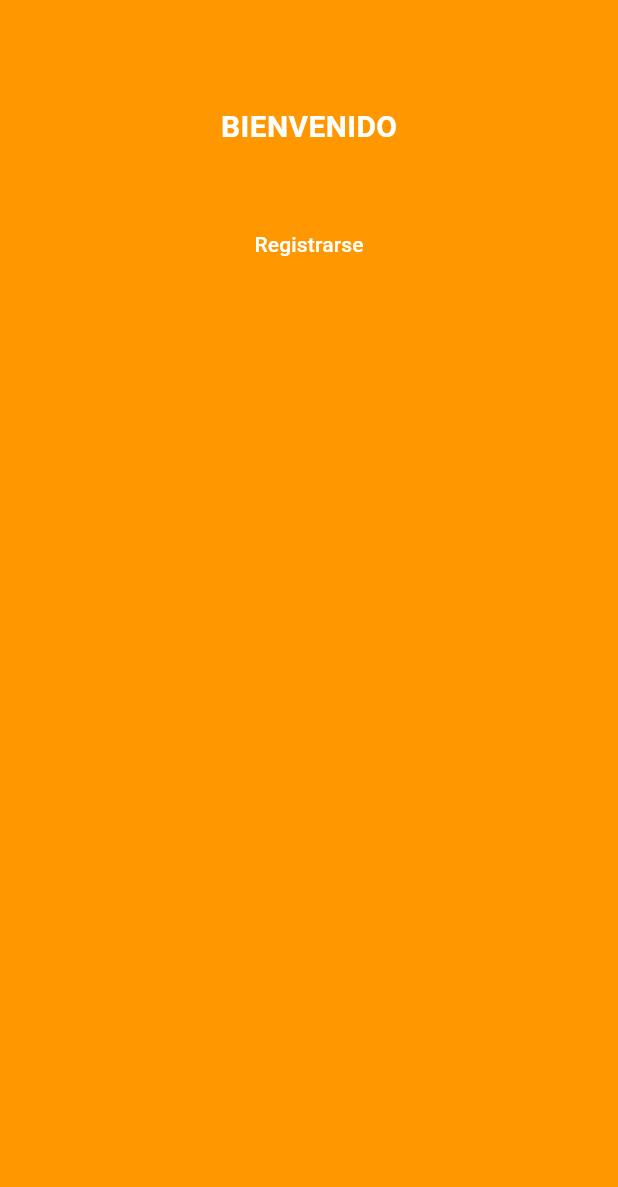
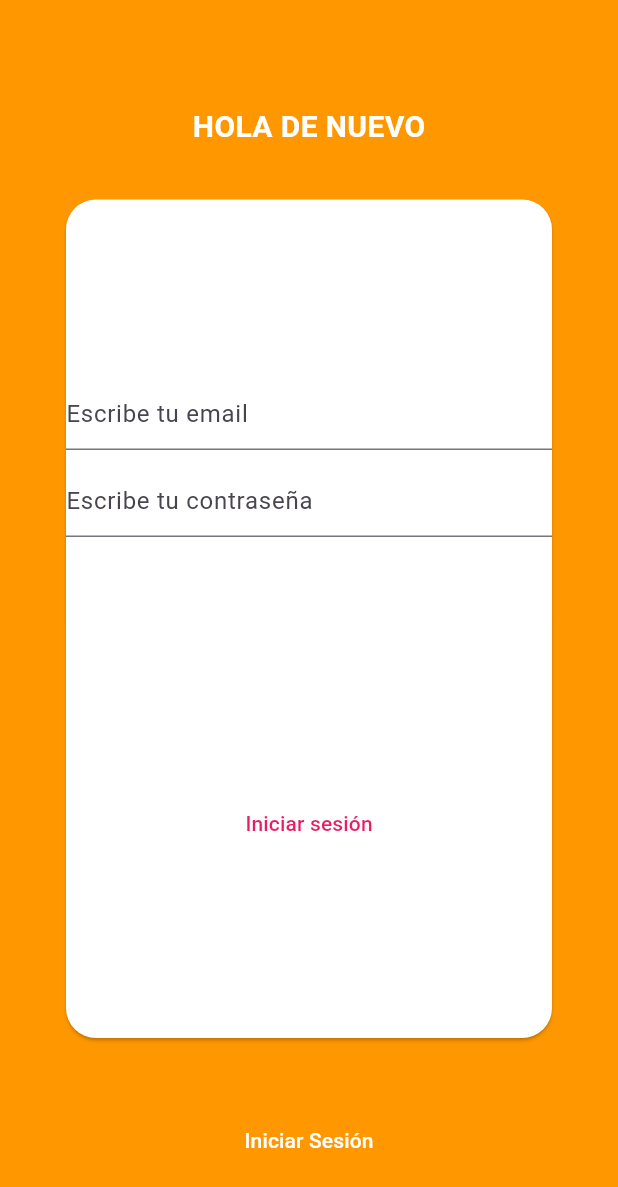
Before and after one commit to jfg0029/app_movies, a Flutter app: the screen it shows after launch, on a phone screen of 412 x 824 dp. Shown: the top 1187 px of the screen. Run offline on Flutter 3.47's test engine with Material 3 defaults, Android fonts, the phone set to English and light mode, and no system bars; our stand-ins replace firebase_core, get; accounts and stored records are empty; generated files the repository leaves out were written again.

Commit message:
Implementación de formulario de login

```diff
--- a/lib/auth/pages/login_page.dart
+++ b/lib/auth/pages/login_page.dart
@@ -1,4 +1,5 @@
 import 'package:flutter/material.dart';
+import 'package:flutter_with_firebase_ow/auth/widgets/card_login_form.dart';
 
 class LoginPage extends StatelessWidget {
   const LoginPage({Key? key}) : super(key: key);
@@ -23,6 +24,8 @@ class LoginPage extends StatelessWidget {
               fontSize: 20,
               ),
               ),
+              SizedBox(height: 30),
+              Expanded(child: CardLoginForm(),),
             const SizedBox(height: 40),
             TextButton(
               onPressed: () {},
--- /dev/null
+++ b/lib/auth/utils/validators_utils.dart
@@ -0,0 +1,21 @@
+import 'package:get/get_utils/get_utils.dart';
+
+class FormValidator {
+  String? isValidName(String? text) {
+    if (text == null || text.length < 3) {
+      return "Este nombre no es válido";
+    }
+    return null;
+  }
+
+  String? isValidEmail(String? text) {
+    return (text ?? "").isEmail ? null: "Este email No es válido";
+  }
+
+  String? isValidPass(String? text) {
+    if (text == null || text.length < 6) {
+      return "Esta contraseña es muy corta";
+    }
+    return null;
+  }
+}
--- /dev/null
+++ b/lib/auth/widgets/card_login_form.dart
@@ -0,0 +1,61 @@
+import 'package:flutter/material.dart';
+import 'package:flutter_with_firebase_ow/auth/utils/validators_utils.dart';
+
+class CardLoginForm extends StatelessWidget {
+  CardLoginForm({Key? key}) : super(key: key);
+
+  final _formKey = GlobalKey<FormState>();
+
+  @override
+  Widget build(BuildContext context) {
+    FormValidator formValidator = FormValidator();
+    return Form(
+      key: _formKey,
+      child: Card(
+        shape: RoundedRectangleBorder(borderRadius: BorderRadius.circular(20)),
+        color: Colors.white,
+        child: Container(
+          width: double.infinity,
+          height: double.infinity,
+          child: Column(
+            mainAxisAlignment: MainAxisAlignment.center,
+            children: [
+              Flexible(
+                child: TextFormField(
+                  validator: formValidator.isValidEmail,
+                  decoration: const InputDecoration(
+                    hintText: "Escribe tu email",
+                  ),
+                ),
+              ),
+              SizedBox(height: 10),
+              Flexible(
+                child: TextFormField(
+                  obscureText: true,
+                  validator: formValidator.isValidPass,
+                  decoration: const InputDecoration(
+                    hintText: "Escribe tu contraseña",
+                  ),
+                ),
+              ),
+              Expanded(child: SizedBox(height: 20)),
+              TextButton(
+                onPressed: () {
+                  if (_formKey.currentState!.validate()) {
+                    print("Este formulario es válido");
+                  } else {
+                    print("Vuelve a intentarlo");
+                  }
+                },
+                child: Text(
+                  "Iniciar sesión",
+                  style: TextStyle(color: Colors.pink),
+                ),
+              ),
+            ],
+          ),
+        ),
+      ),
+    );
+  }
+}
--- a/lib/main.dart
+++ b/lib/main.dart
@@ -21,7 +21,7 @@ class MyApp extends StatelessWidget {
     return GetMaterialApp(
       title: 'Material App',
       getPages: AppPages.routes,
-      initialRoute: Routes.REGISTER,
+      initialRoute: Routes.LOGIN,
     );
   }
 }
```
